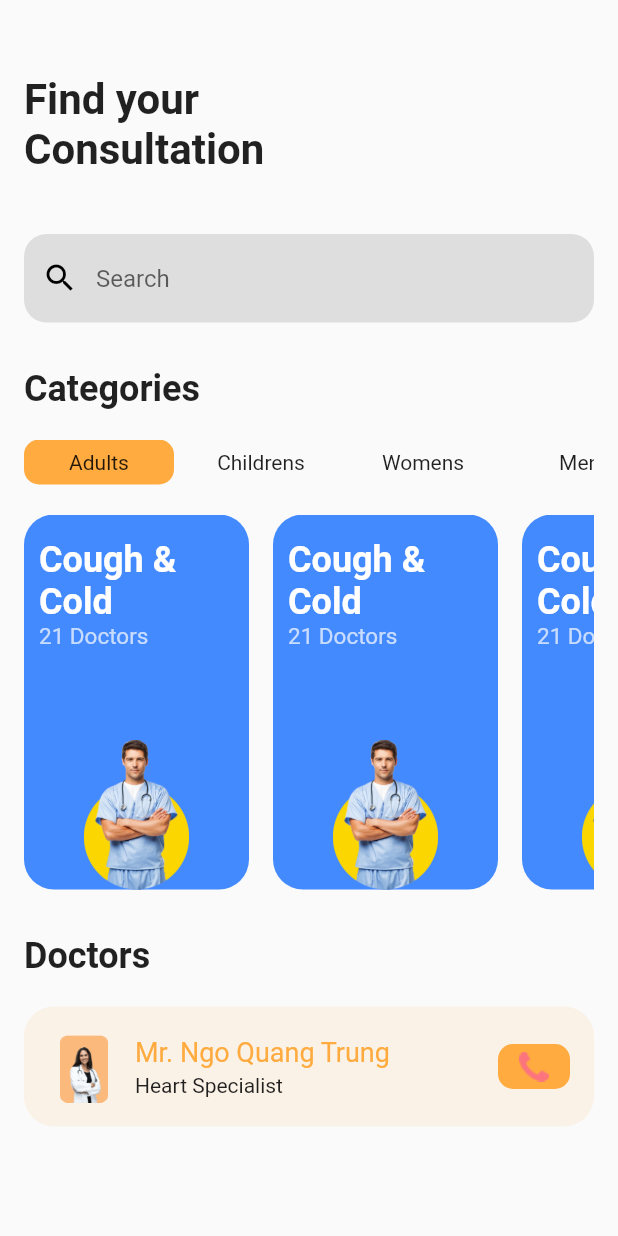
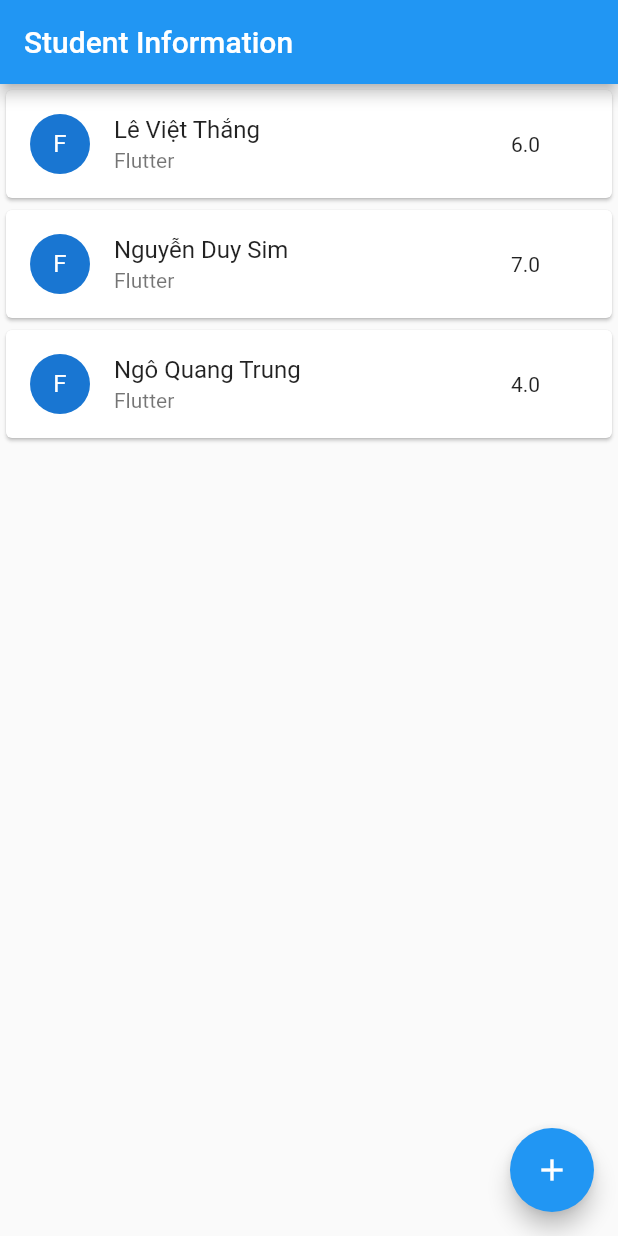
Before and after one commit to quangtrung2402/Flutter-Study, a Flutter app: the screen it shows after launch, on a phone screen of 412 x 824 dp. Run offline on Flutter 3.47's test engine with Material 2 defaults, Android fonts, the phone set to English and light mode, and no system bars.

Commit message:
bai tap 4

```diff
--- a/lib/Content.dart
+++ /dev/null
@@ -1,18 +0,0 @@
-class Content {
-  static const String name = "Mr. Ngo Quang Trung";
-  static const String title = "Heart Specialist";
-  static const String description = "Dr. Stefeni Albert is a cardiologist in Nashville & affiliated with multiple hospitals in the  area.He received his medical degree from Duke University School of Medicine and has been in practice for more than 20 years. ";
-}
-
-class ImageAsset {
-  static const String doctor2Img = "assets/doctor_pic2.png";
-  static const String emailImg = "assets/email.png";
-  static const String callImg = "assets/call.png";
-  static const String videoImg = "assets/video_call.png";
-  static const String clockImg = "assets/clock.png";
-  static const String mapImg = "assets/map.png";
-  static const String listImg = "assets/list.png";
-  static const String mappinImg = "assets/mappin.png";
-  static const String doctorImg = "assets/doctor.png";
-  static const String heartImg = "assets/heart-specialist.png";
-}
--- a/lib/Data.dart
+++ /dev/null
@@ -1,50 +0,0 @@
-import 'dart:math';
-
-import 'package:flutter/material.dart';
-import 'package:flutter_app/Content.dart';
-
-final nameCategories = ["Adults", "Childrens", "Womens", "Mens"];
-
-class Category {
-  String name;
-  List<SubCategory> subCategories;
-  bool isSelected;
-
-  Category({this.name, this.subCategories, this.isSelected});
-
-  static List<Category> get generateCategories {
-    return List.generate(4, (index) {
-      return Category(
-          name: "${nameCategories[index]}",
-          subCategories: SubCategory.generateSubCategories,
-          isSelected: index == 0 ? true : false);
-    });
-  }
-}
-
-final nameSubCategories = ["Cough & Cold", "Heart Specialist"];
-final imageSubCategories = [ImageAsset.doctorImg, ImageAsset.heartImg];
-final colors = [Colors.blueAccent, Colors.deepOrange];
-
-class SubCategory {
-  String name;
-  int numberDoctor;
-  String imagePath;
-  Color color;
-
-  SubCategory({this.name, this.numberDoctor, this.imagePath, this.color});
-
-  static List<SubCategory> get generateSubCategories {
-    return List.generate(10, (index) {
-      int subNameIndex = Random().nextInt(2);
-      int numberOfDoctor = Random().nextInt(50) + 1;
-      int imageIndex = Random().nextInt(2);
-      int bgColorIndex = Random().nextInt(2);
-      return SubCategory(
-          name: nameSubCategories[subNameIndex],
-          numberDoctor: numberOfDoctor,
-          imagePath: imageSubCategories[imageIndex],
-          color: colors[bgColorIndex]);
-    });
-  }
-}
--- a/lib/HomeScreen.dart
+++ /dev/null
@@ -1,238 +0,0 @@
-import 'package:flutter/material.dart';
-import 'package:flutter_app/Content.dart';
-
-import 'Data.dart';
-
-class HomeScreen extends StatefulWidget {
-  @override
-  _HomeScreenState createState() => _HomeScreenState();
-}
-
-class _HomeScreenState extends State<HomeScreen> {
-  final categories = Category.generateCategories;
-  final _controller = ScrollController();
-  int indexSelected;
-
-  @override
-  void initState() {
-    // TODO: implement initState
-    indexSelected = 0;
-    _controller.addListener(_scrollListener);
-    super.initState();
-  }
-
-  void _scrollListener() {
-    if (_controller.position.extentAfter <= 10) {
-      Future.delayed(Duration(seconds: 3)).then((value) {
-        setState(() {
-          categories[indexSelected]
-              .subCategories
-              .addAll(SubCategory.generateSubCategories);
-        });
-      });
-    }
-  }
-
-  @override
-  Widget build(BuildContext context) {
-    return Scaffold(
-      body: SafeArea(
-          child: Padding(
-        padding: const EdgeInsets.only(left: 16, right: 16),
-        child: Container(
-          child: Column(
-            crossAxisAlignment: CrossAxisAlignment.start,
-            children: <Widget>[
-              SizedBox(
-                height: 50,
-              ),
-              Text(
-                'Find your\nConsultation',
-                style: TextStyle(fontSize: 28, fontWeight: FontWeight.bold),
-                maxLines: 2,
-              ),
-              SizedBox(
-                height: 40,
-              ),
-              TextField(
-                style: TextStyle(color: Colors.black),
-                decoration: InputDecoration(
-                    fillColor: Colors.grey.withOpacity(0.3),
-                    filled: true,
-                    prefixIcon: Icon(
-                      Icons.search,
-                      color: Colors.black,
-                    ),
-                    hintText: 'Search',
-                    border: OutlineInputBorder(
-                        borderRadius: BorderRadius.circular((15)),
-                        borderSide: BorderSide.none)),
-              ),
-              SizedBox(
-                height: 30,
-              ),
-              Text('Categories',
-                  style: TextStyle(fontSize: 24, fontWeight: FontWeight.bold)),
-              SizedBox(
-                height: 20,
-              ),
-              listCategories(context),
-              SizedBox(
-                height: 20,
-              ),
-              listSubCategories(context),
-              SizedBox(
-                height: 30,
-              ),
-              Text('Doctors',
-                  style: TextStyle(fontSize: 24, fontWeight: FontWeight.bold)),
-              SizedBox(
-                height: 20,
-              ),
-              doctor
-            ],
-          ),
-        ),
-      )),
-    );
-  }
-
-  Widget listCategories(BuildContext context) => Container(
-      height: 30.0,
-      child: ListView.builder(
-        scrollDirection: Axis.horizontal,
-        itemCount: Category.generateCategories.length,
-        itemBuilder: (context, index) => GestureDetector(
-          onTap: () {
-            setState(() {
-              for (var i = 0; i < categories.length; i++) {
-                if (i == index) {
-                  categories[i].isSelected = true;
-                  indexSelected = i;
-                } else {
-                  categories[i].isSelected = false;
-                }
-              }
-            });
-          },
-          child: Padding(
-            padding: const EdgeInsets.only(right: 8),
-            child: Container(
-              width: 100,
-              alignment: Alignment.center,
-              child: Text(categories[index].name),
-              decoration: BoxDecoration(
-                  borderRadius: BorderRadius.circular(10),
-                  color: categories[index].isSelected
-                      ? Colors.orangeAccent
-                      : null),
-            ),
-          ),
-        ),
-      ));
-
-  Widget listSubCategories(BuildContext context) => Container(
-        height: 250,
-        child: ListView.builder(
-            controller: _controller,
-            scrollDirection: Axis.horizontal,
-            itemCount: categories[indexSelected].subCategories.length + 1,
-            itemBuilder: (context, index) =>
-                index < categories[indexSelected].subCategories.length
-                    ? Padding(
-                        padding: const EdgeInsets.only(right: 16),
-                        child: Container(
-                          width: 150,
-                          decoration: BoxDecoration(
-                              color: categories[indexSelected]
-                                  .subCategories[index]
-                                  .color,
-                              borderRadius: BorderRadius.circular(20)),
-                          child: Padding(
-                            padding: const EdgeInsets.fromLTRB(10, 16, 10, 0),
-                            child: Column(
-                              crossAxisAlignment: CrossAxisAlignment.start,
-                              children: <Widget>[
-                                Text(
-                                  categories[indexSelected]
-                                      .subCategories[index]
-                                      .name,
-                                  style: TextStyle(
-                                      color: Colors.white,
-                                      fontWeight: FontWeight.bold,
-                                      fontSize: 24),
-                                ),
-                                Text(
-                                  categories[indexSelected]
-                                          .subCategories[index]
-                                          .numberDoctor
-                                          .toString() +
-                                      ' Doctors',
-                                  style: TextStyle(
-                                      color: Colors.white70, fontSize: 15),
-                                ),
-                                Spacer(),
-                                Image.asset(
-                                  categories[indexSelected]
-                                      .subCategories[index]
-                                      .imagePath,
-                                  height: 100,
-                                  width: 130,
-                                  alignment: Alignment.center,
-                                )
-                              ],
-                            ),
-                          ),
-                        ),
-                      )
-                    : Padding(
-                        padding: const EdgeInsets.all(8.0),
-                        child: Center(
-                          child: SizedBox(
-                            width: 80,
-                            height: 80,
-                            child: CircularProgressIndicator(strokeWidth: 4),
-                          ),
-                        ),
-                      )),
-      );
-
-  get doctor => Container(
-        height: 80,
-        decoration: BoxDecoration(
-            color: Colors.orangeAccent.withOpacity(0.1),
-            borderRadius: BorderRadius.circular(20)),
-        child: Padding(
-          padding: const EdgeInsets.all(16.0),
-          child: Row(
-            children: <Widget>[
-              Image(
-                  width: 48,
-                  height: 48,
-                  image: AssetImage(ImageAsset.doctor2Img)),
-              SizedBox(width: 10),
-              Column(
-                crossAxisAlignment: CrossAxisAlignment.start,
-                mainAxisAlignment: MainAxisAlignment.spaceEvenly,
-                children: <Widget>[
-                  Text(Content.name,
-                      style:
-                          TextStyle(color: Colors.orangeAccent, fontSize: 18)),
-                  Text(Content.title)
-                ],
-              ),
-              Spacer(),
-              Container(
-                width: 48,
-                height: 30,
-                decoration: BoxDecoration(
-                    borderRadius: BorderRadius.circular(10),
-                    color: Colors.orangeAccent),
-                alignment: Alignment.center,
-                child: Image(image: AssetImage(ImageAsset.callImg)),
-              ),
-            ],
-          ),
-        ),
-      );
-}
--- /dev/null
+++ b/lib/ScreenEditStudent.dart
@@ -0,0 +1,88 @@
+import 'package:flutter/cupertino.dart';
+import 'package:flutter/material.dart';
+
+import 'Student.dart';
+
+class ScreenEditStudent extends StatelessWidget {
+  Student student;
+
+  ScreenEditStudent(this.student);
+
+  @override
+  Widget build(BuildContext context) {
+    return Scaffold(
+      appBar: AppBar(title: Text("Student Editor")),
+      body: Container(
+        child: Column(
+          children: [
+            new TextFormField(
+              onChanged: (String value) {
+                student.name = value;
+              },
+              initialValue: student.name,
+              decoration: InputDecoration(
+                hintText: 'Enter name',
+                enabledBorder: OutlineInputBorder(
+                  borderSide: BorderSide(color: Colors.black, width: 1),
+                ),
+                focusedBorder: OutlineInputBorder(
+                  borderSide: BorderSide(color: Colors.black, width: 1),
+                ),
+              ),
+            ),
+            SizedBox(height: 16),
+            new TextFormField(
+              onChanged: (String value) {
+                student.subject = value;
+              },
+              initialValue: student.subject,
+              decoration: InputDecoration(
+                hintText: 'Enter subject',
+                enabledBorder: OutlineInputBorder(
+                  borderSide: BorderSide(color: Colors.black, width: 1),
+                ),
+                focusedBorder: OutlineInputBorder(
+                  borderSide: BorderSide(color: Colors.black, width: 1),
+                ),
+              ),
+            ),
+            SizedBox(height: 16),
+            new TextFormField(
+              onChanged: (String value) {
+                student.point = double.parse(value);
+              },
+              initialValue: student.point.toString(),
+              keyboardType: TextInputType.number,
+              decoration: InputDecoration(
+                hintText: 'Enter point',
+                enabledBorder: OutlineInputBorder(
+                  borderSide: BorderSide(color: Colors.black, width: 1),
+                ),
+                focusedBorder: OutlineInputBorder(
+                  borderSide: BorderSide(color: Colors.black, width: 1),
+                ),
+              ),
+            ),
+            FlatButton(
+              child: Text('Update'),
+              onPressed: () {
+                if (student.name != null &&
+                    student.point != null &&
+                    student.subject != null) {
+                  Navigator.of(context).pop(student);
+                }
+              },
+            ),
+            FlatButton(
+              child: Text('Cancel'),
+              onPressed: () {
+                Navigator.of(context).pop();
+              },
+            ),
+          ],
+        ),
+      ),
+
+    );
+  }
+}
--- /dev/null
+++ b/lib/Student.dart
@@ -0,0 +1,15 @@
+class Student {
+  String name, subject;
+  double point;
+
+  Student(this.name, this.subject, this.point);
+}
+
+//Dummy data
+List<Student> generateStudents() {
+  List<Student> students = List<Student>();
+  students.add(Student('Lê Việt Thắng', 'Flutter', 6));
+  students.add(Student('Nguyễn Duy Sim', 'Flutter', 7));
+  students.add(Student('Ngô Quang Trung', 'Flutter', 4));
+  return students;
+}
--- /dev/null
+++ b/lib/StudentItem.dart
@@ -0,0 +1,65 @@
+import 'package:flutter/cupertino.dart';
+import 'package:flutter/material.dart';
+
+import 'Student.dart';
+
+class StudentItem extends StatefulWidget {
+  Student studentItem;
+  StatelessWidget editScreen;
+
+  StudentItem(this.studentItem, this.editScreen);
+
+  @override
+  State<StatefulWidget> createState() {
+    // TODO: implement createState
+    return _StudentItemState();
+  }
+}
+
+class _StudentItemState extends State<StudentItem> {
+  @override
+  Widget build(BuildContext context) {
+    return Card(
+      child: ListTile(
+        title: Text(widget.studentItem.name),
+        subtitle: Text(widget.studentItem.subject),
+        trailing: Padding(
+          padding: EdgeInsets.only(right: 32),
+          child: Text(widget.studentItem.point.toString()),
+        ),
+        leading: CircleAvatar(
+          child: Text(widget.studentItem.subject.substring(0, 1)),
+        ),
+        onTap: () async {
+          widget.studentItem = await Navigator.of(context)
+              .push(MaterialPageRoute(builder: (context) => widget.editScreen));
+          print('result = ${widget.studentItem.name}');
+
+        },
+        onLongPress: () {
+          showDialog(
+            context: context,
+            builder: (_) => new AlertDialog(
+              content: Text('Are you sure want to delete this ?'),
+              actions: <Widget>[
+                FlatButton(
+                  child: Text('NO'),
+                  onPressed: () {
+                    Navigator.of(context).pop();
+                  },
+                ),
+                FlatButton(
+                  child: Text('YES'),
+                  onPressed: () {
+                    //REMOVE ITEM
+                    Navigator.of(context).pop();
+                  },
+                ),
+              ],
+            ),
+          );
+        },
+      ),
+    );
+  }
+}
--- a/lib/main.dart
+++ b/lib/main.dart
@@ -1,6 +1,6 @@
 import 'package:flutter/material.dart';
 
-import 'HomeScreen.dart';
+import 'ScreenListStudents.dart';
 
 void main() => runApp(MyApp());
 
@@ -9,11 +9,9 @@ class MyApp extends StatelessWidget {
   @override
   Widget build(BuildContext context) {
     return MaterialApp(
-      title: 'Flutter Demo',
-      theme: ThemeData(
-        primarySwatch: Colors.blue,
-      ),
-      home: HomeScreen(),
+      debugShowCheckedModeBanner: false,
+      title: 'List Student',
+      home: ScreenListStudents(),
     );
   }
 }
```
Also changed, not shown: lib/Item.dart (deleted, +0 -10 lines), lib/ScreenListStudents.dart (added, +116 -0 lines), excercise_3.png (deleted), excercise_result_0.png (added), excercise_result_1.png (added), excercise_result_2.png (added), excercise_result_3.png (added), 1 other file.
